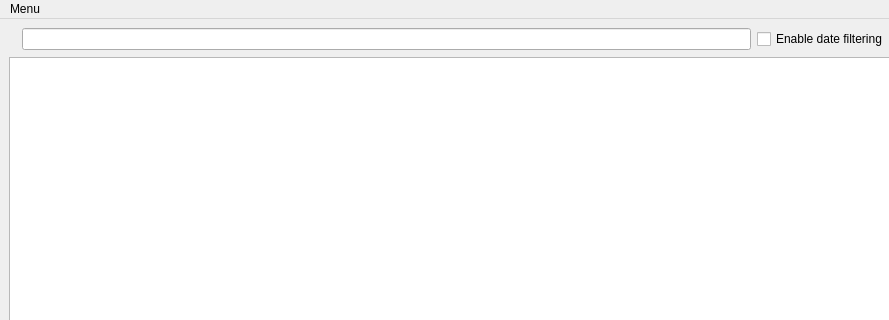
This is mainwindow.ui in lucianodato/JI-quotes as Qt 5 draws it before an edit; both pictures show x 0 to 889 and y 0 to 320 of the 1057 by 573 pixel window. The edited form follows.
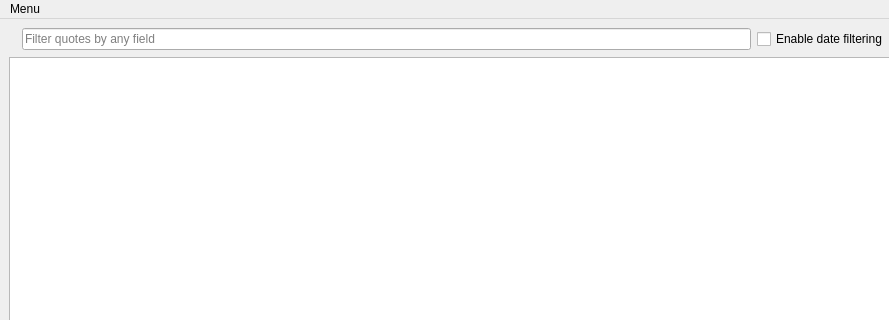
This is the edited form. Icons and pictures are not drawn.

```diff
--- a/mainwindow.ui
+++ b/mainwindow.ui
@@ -47,7 +47,11 @@
        </widget>
       </item>
       <item>
-       <widget class="QLineEdit" name="lineEdit"/>
+       <widget class="QLineEdit" name="lineEdit">
+        <property name="placeholderText">
+         <string>Filter quotes by any field</string>
+        </property>
+       </widget>
       </item>
       <item>
        <widget class="QCheckBox" name="checkBox">
```
